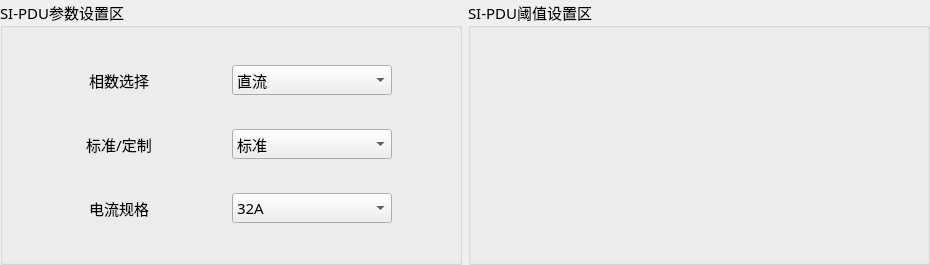
Above: MasterCtrlSet/home/home_siwid.ui from ChinaClever/PDU-Settings before the change. Below: the same form after it.
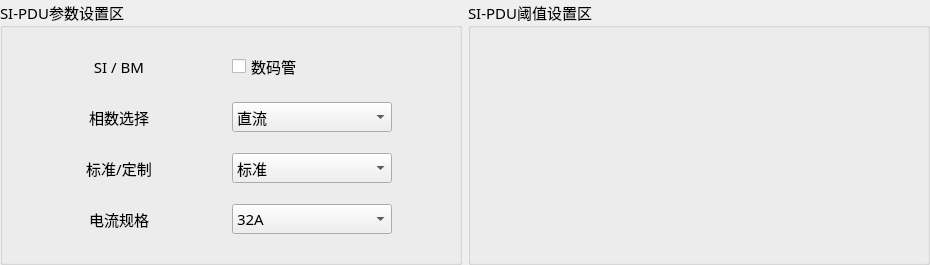
That is the form after the change.

Commit message: 增加数码管设备管理

What changed in the file:
```diff
--- a/MasterCtrlSet/home/home_siwid.ui
+++ b/MasterCtrlSet/home/home_siwid.ui
@@ -39,6 +39,29 @@
      </property>
      <layout class="QGridLayout" name="gridLayout">
       <item row="0" column="0">
+       <widget class="QLabel" name="label_10">
+        <property name="maximumSize">
+         <size>
+          <width>100</width>
+          <height>16777215</height>
+         </size>
+        </property>
+        <property name="text">
+         <string>SI / BM</string>
+        </property>
+        <property name="alignment">
+         <set>Qt::AlignCenter</set>
+        </property>
+       </widget>
+      </item>
+      <item row="0" column="1">
+       <widget class="QCheckBox" name="ledCheck">
+        <property name="text">
+         <string>数码管</string>
+        </property>
+       </widget>
+      </item>
+      <item row="1" column="0">
        <widget class="QLabel" name="label_7">
         <property name="maximumSize">
          <size>
@@ -54,7 +77,7 @@
         </property>
        </widget>
       </item>
-      <item row="0" column="1">
+      <item row="1" column="1">
        <widget class="QComboBox" name="lineBox">
         <property name="minimumSize">
          <size>
@@ -90,7 +113,7 @@
         </item>
        </widget>
       </item>
-      <item row="1" column="0">
+      <item row="2" column="0">
        <widget class="QLabel" name="label_8">
         <property name="maximumSize">
          <size>
@@ -106,7 +129,7 @@
         </property>
        </widget>
       </item>
-      <item row="1" column="1">
+      <item row="2" column="1">
        <widget class="QComboBox" name="sBox">
         <property name="minimumSize">
          <size>
@@ -132,7 +155,7 @@
         </item>
        </widget>
       </item>
-      <item row="2" column="0">
+      <item row="3" column="0">
        <widget class="QLabel" name="label_9">
         <property name="maximumSize">
          <size>
@@ -148,7 +171,7 @@
         </property>
        </widget>
       </item>
-      <item row="2" column="1">
+      <item row="3" column="1">
        <widget class="QComboBox" name="curBox">
         <property name="minimumSize">
          <size>
```
The commit also changes 7 other files.
